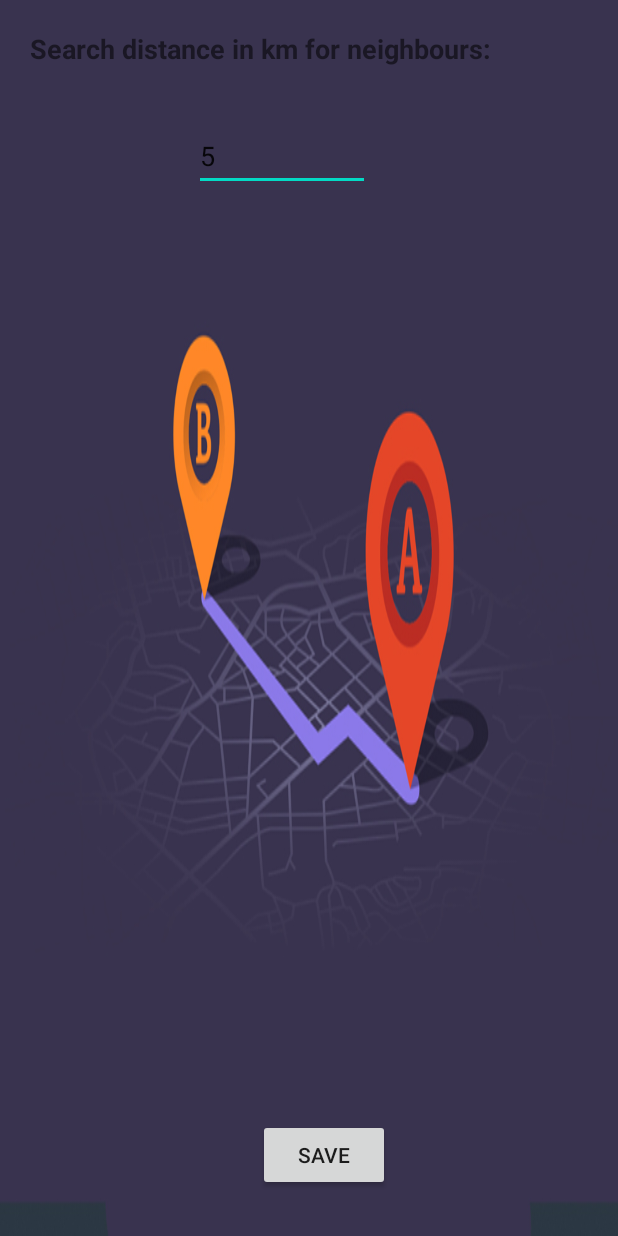
After one commit to zakariamosa/NeighboursChat, an Android app: the layout fragment_neighbourdistance.xml on its own in the app's theme, with its tools: preview values and no code run, on a phone screen of 412 x 824 dp. The commit adds this screen. Run offline under Robolectric (Android 15) with nearby library versions, the phone set to English and light mode, and no system bars.

Commit message:
added Location to settings in fragment

```diff
--- a/app/build.gradle
+++ b/app/build.gradle
@@ -47,6 +47,7 @@ dependencies {
     implementation 'com.xwray:groupie:2.3.0'
     implementation 'com.squareup.picasso:picasso:2.71828'
     implementation 'androidx.recyclerview:recyclerview:1.1.0'
+    implementation 'androidx.legacy:legacy-support-v4:1.0.0'
     testImplementation 'junit:junit:4.12'
     androidTestImplementation 'androidx.test.ext:junit:1.1.2'
     androidTestImplementation 'androidx.test.espresso:espresso-core:3.3.0'
--- /dev/null
+++ b/app/src/main/res/layout/fragment_neighbourdistance.xml
@@ -0,0 +1,50 @@
+<?xml version="1.0" encoding="utf-8"?>
+<androidx.constraintlayout.widget.ConstraintLayout xmlns:android="http://schemas.android.com/apk/res/android"
+    xmlns:app="http://schemas.android.com/apk/res-auto"
+    xmlns:tools="http://schemas.android.com/tools"
+    android:layout_width="match_parent"
+    android:layout_height="match_parent"
+    android:background="@drawable/distance"
+    android:tag="neighbourdistance"
+    tools:context=".fragment_neighbourdistance">
+
+    <!-- TODO: Update blank fragment layout -->
+    <TextView
+        android:id="@+id/textView4"
+        android:layout_width="321dp"
+        android:layout_height="41dp"
+        android:layout_marginStart="20dp"
+        android:layout_marginTop="20dp"
+        android:text="Search distance in km for neighbours: "
+        android:textSize="18sp"
+        android:textStyle="bold"
+        app:layout_constraintStart_toStartOf="parent"
+        app:layout_constraintTop_toTopOf="parent" />
+
+    <EditText
+        android:id="@+id/editTextNumberNeighbourLocationDistance"
+        android:layout_width="117dp"
+        android:layout_height="46dp"
+        android:layout_marginStart="129dp"
+        android:layout_marginTop="20dp"
+        android:ems="10"
+        android:inputType="number"
+        android:text="5"
+        app:layout_constraintStart_toStartOf="parent"
+        app:layout_constraintTop_toBottomOf="@+id/textView4" />
+
+    <Button
+        android:id="@+id/buttonSaveNeighbourLocationDistance"
+        android:layout_width="wrap_content"
+        android:layout_height="wrap_content"
+        android:layout_marginStart="152dp"
+        android:layout_marginEnd="152dp"
+        android:layout_marginBottom="30dp"
+        android:text="Save"
+        app:layout_constraintBottom_toBottomOf="parent"
+        app:layout_constraintEnd_toEndOf="parent"
+        app:layout_constraintHorizontal_bias="1.0"
+        app:layout_constraintStart_toStartOf="parent" />
+
+
+</androidx.constraintlayout.widget.ConstraintLayout>
--- a/app/src/main/res/values/strings.xml
+++ b/app/src/main/res/values/strings.xml
@@ -16,4 +16,6 @@
     <string name="sign_out">Sign out</string>
     <string name="enter_message">Enter message</string>
     <string name="send">Send</string>
+    <!-- TODO: Remove or change this placeholder text -->
+    <string name="hello_blank_fragment">Hello blank fragment</string>
 </resources>
```
Also changed, not shown: app/src/main/java/com/example/neighbourschatapp/SettingsActivity.kt (+16 -25 lines), app/src/main/java/com/example/neighbourschatapp/fragment_neighbourdistance.kt (added, +100 -0 lines), app/src/main/res/layout/activity_settings.xml (+18 -26 lines), app/src/main/res/drawable/distance.jpg (added).
